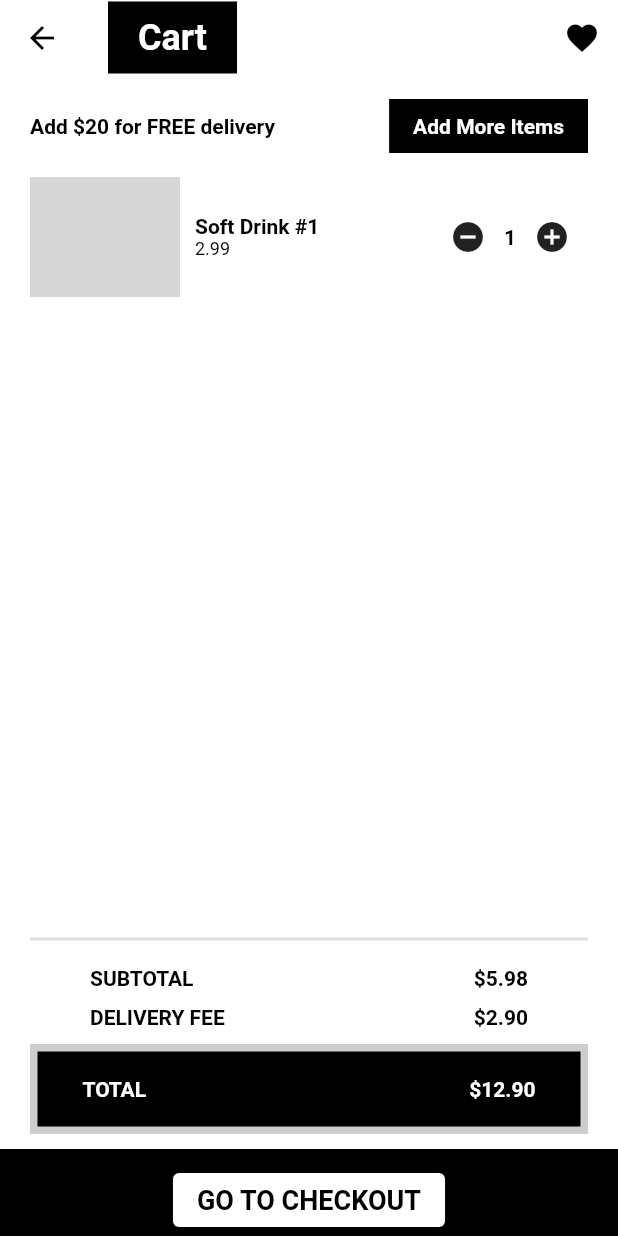
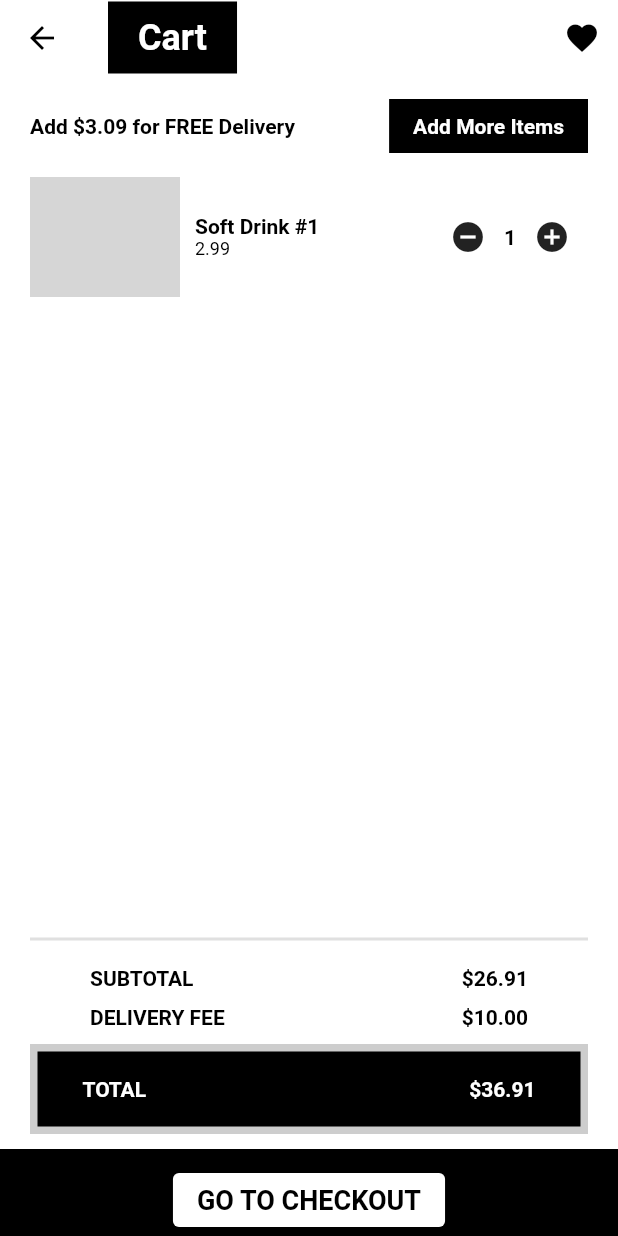
Before and after one commit to cromueloliver02/flutter_firebase_bloc_ecommerce, a Flutter app: the CartPage screen opened by its route, on a phone screen of 412 x 824 dp. Run offline on Flutter 3.47's test engine with Material 2 defaults, Android fonts, the phone set to English and light mode, and no system bars; drawn by our look-alikes of cached_network_image; our stand-ins replace carousel_slider, equatable, flutter_bloc; network calls fail; Roboto replaces fonts that are missing (Avenir); grey boxes are pictures that could not be loaded.

Commit message:
ep12 - create cart screen part 2

```diff
--- /dev/null
+++ b/lib/models/cart_model.dart
@@ -0,0 +1,116 @@
+import 'package:equatable/equatable.dart';
+
+import 'models.dart';
+
+class Cart extends Equatable {
+  const Cart();
+
+  double get _subtotal =>
+      products.fold(0.0, (total, current) => total + current.price);
+
+  double get _deliveryFee {
+    if (_subtotal >= 30) return 0.0;
+
+    return 10.0;
+  }
+
+  double get _total => _subtotal + _deliveryFee;
+
+  String get freeDelivery {
+    if (_subtotal >= 30) return 'You have Free Delivery';
+
+    final double missing = 30.0 - _subtotal;
+    return 'Add \$${missing.toStringAsFixed(2)} for FREE Delivery';
+  }
+
+  String get subtotalString => _subtotal.toStringAsFixed(2);
+  String get deliveryFeeString => _deliveryFee.toStringAsFixed(2);
+  String get totalString => _total.toStringAsFixed(2);
+
+  final products = const [
+    Product(
+      name: 'Soft Drink #1',
+      category: 'Soft Drinks',
+      imageUrl:
+          'https://images.unsplash.com/photo-1598614187854-26a60e982dc4?ixid=MnwxMjA3fDB8MHxwaG90by1wYWdlfHx8fGVufDB8fHx8&ixlib=rb-1.2.1&auto=format&fit=crop&w=1050&q=80', //https://unsplash.com/photos/dO9A6mhSZZY
+      price: 2.99,
+      isRecommended: true,
+      isPopular: false,
+    ),
+    Product(
+      name: 'Water #1',
+      category: 'Water',
+      imageUrl:
+          'https://images.unsplash.com/photo-1598614187854-26a60e982dc4?ixid=MnwxMjA3fDB8MHxwaG90by1wYWdlfHx8fGVufDB8fHx8&ixlib=rb-1.2.1&auto=format&fit=crop&w=1050&q=80', //https://unsplash.com/photos/dO9A6mhSZZY
+      price: 2.99,
+      isRecommended: true,
+      isPopular: false,
+    ),
+    Product(
+      name: 'Soft Drink #2',
+      category: 'Soft Drinks',
+      imageUrl:
+          'https://images.unsplash.com/photo-1610873167013-2dd675d30ef4?ixid=MnwxMjA3fDB8MHxwaG90by1wYWdlfHx8fGVufDB8fHx8&ixlib=rb-1.2.1&auto=format&fit=crop&w=488&q=80', //https://unsplash.com/photos/Viy_8zHEznk
+      price: 2.99,
+      isRecommended: false,
+      isPopular: true,
+    ),
+    Product(
+      name: 'Soft Drink #3',
+      category: 'Soft Drinks',
+      imageUrl:
+          'https://images.unsplash.com/photo-1603833797131-3c0a18fcb6b1?ixid=MnwxMjA3fDB8MHxwaG90by1wYWdlfHx8fGVufDB8fHx8&ixlib=rb-1.2.1&auto=format&fit=crop&w=1050&q=80', //https://unsplash.com/photos/5LIInaqRp5s
+      price: 2.99,
+      isRecommended: true,
+      isPopular: true,
+    ),
+    Product(
+      name: 'Smoothies #1',
+      category: 'Smoothies',
+      imageUrl:
+          'https://images.unsplash.com/photo-1526424382096-74a93e105682?ixid=MnwxMjA3fDB8MHxwaG90by1wYWdlfHx8fGVufDB8fHx8&ixlib=rb-1.2.1&auto=format&fit=crop&w=634&q=80', //https://unsplash.com/photos/kcYXj4tBtes
+      price: 2.99,
+      isRecommended: true,
+      isPopular: false,
+    ),
+    Product(
+      name: 'Smoothies #2',
+      category: 'Smoothies',
+      imageUrl:
+          'https://images.unsplash.com/photo-1505252585461-04db1eb84625?ixid=MnwxMjA3fDB8MHxwaG90by1wYWdlfHx8fGVufDB8fHx8&ixlib=rb-1.2.1&auto=format&fit=crop&w=1552&q=80', //https://unsplash.com/photos/CrK843Pl9a4
+      price: 2.99,
+      isRecommended: false,
+      isPopular: false,
+    ),
+    Product(
+      name: 'Soft Drink #1',
+      category: 'Soft Drinks',
+      imageUrl:
+          'https://images.unsplash.com/photo-1598614187854-26a60e982dc4?ixid=MnwxMjA3fDB8MHxwaG90by1wYWdlfHx8fGVufDB8fHx8&ixlib=rb-1.2.1&auto=format&fit=crop&w=1050&q=80', //https://unsplash.com/photos/dO9A6mhSZZY
+      price: 2.99,
+      isRecommended: true,
+      isPopular: false,
+    ),
+    Product(
+      name: 'Soft Drink #2',
+      category: 'Soft Drinks',
+      imageUrl:
+          'https://images.unsplash.com/photo-1610873167013-2dd675d30ef4?ixid=MnwxMjA3fDB8MHxwaG90by1wYWdlfHx8fGVufDB8fHx8&ixlib=rb-1.2.1&auto=format&fit=crop&w=488&q=80', //https://unsplash.com/photos/Viy_8zHEznk
+      price: 2.99,
+      isRecommended: false,
+      isPopular: true,
+    ),
+    Product(
+      name: 'Soft Drink #3',
+      category: 'Soft Drinks',
+      imageUrl:
+          'https://images.unsplash.com/photo-1603833797131-3c0a18fcb6b1?ixid=MnwxMjA3fDB8MHxwaG90by1wYWdlfHx8fGVufDB8fHx8&ixlib=rb-1.2.1&auto=format&fit=crop&w=1050&q=80', //https://unsplash.com/photos/5LIInaqRp5s
+      price: 2.99,
+      isRecommended: true,
+      isPopular: true,
+    ),
+  ];
+
+  @override
+  List<Object> get props => [];
+}
--- a/lib/models/models.dart
+++ b/lib/models/models.dart
@@ -1,3 +1,4 @@
 export 'category_model.dart';
 export 'product_model.dart';
 export 'custom_error_model.dart';
+export 'cart_model.dart';
--- a/lib/pages/cart/cart_page.dart
+++ b/lib/pages/cart/cart_page.dart
@@ -52,7 +52,7 @@ class CartPage extends StatelessWidget {
                   mainAxisAlignment: MainAxisAlignment.spaceBetween,
                   children: [
                     Text(
-                      'Add \$20 for FREE delivery',
+                      const Cart().freeDelivery,
                       style: textTheme.headline5,
                     ),
                     ElevatedButton(
@@ -95,7 +95,7 @@ class CartPage extends StatelessWidget {
                             style: textTheme.headline5,
                           ),
                           Text(
-                            '\$5.98',
+                            '\$${const Cart().subtotalString}',
                             style: textTheme.headline5,
                           ),
                         ],
@@ -109,7 +109,7 @@ class CartPage extends StatelessWidget {
                             style: textTheme.headline5,
                           ),
                           Text(
-                            '\$2.90',
+                            '\$${const Cart().deliveryFeeString}',
                             style: textTheme.headline5,
                           ),
                         ],
@@ -139,7 +139,7 @@ class CartPage extends StatelessWidget {
                                 .copyWith(color: Colors.white),
                           ),
                           Text(
-                            '\$12.90',
+                            '\$${const Cart().totalString}',
                             style: textTheme.headline5!
                                 .copyWith(color: Colors.white),
                           ),
```
